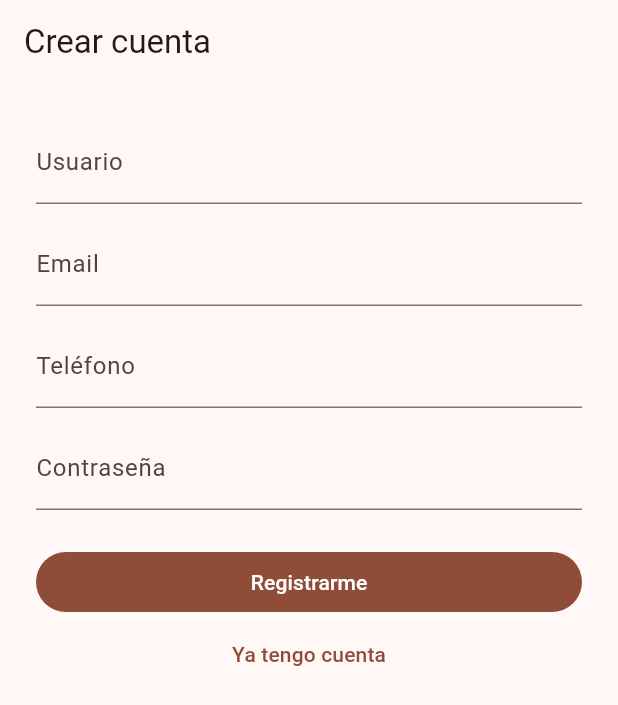
After one commit to osedhelu/DTS-flutter-customer, a Flutter app: the screen it shows after launch, after a tap on "Entrar", after a tap on "Continuar con Google", after a tap on "Crear cuenta", on a phone screen of 412 x 824 dp. The commit adds this screen. Shown: the top 705 px of the screen. Run offline on Flutter 3.47's test engine with Material 3 defaults, Android fonts, the phone set to English and light mode, and no system bars; our stand-ins replace dio, equatable, firebase_auth, firebase_core, firebase_messaging, flutter_local_notifications and 5 more; accounts and stored records are empty.

Commit message:
feat(auth): implementar registro y autenticación con Google, actualizar dependencias de Firebase

```diff
--- a/lib/core/di/providers.dart
+++ b/lib/core/di/providers.dart
@@ -1,7 +1,9 @@
 import 'package:flutter_riverpod/flutter_riverpod.dart';
 
 import '../../core/firebase/firebase_service.dart';
+import '../../features/auth/domain/usecases/google_sign_in_usecase.dart';
 import '../../features/auth/domain/usecases/login_usecase.dart';
+import '../../features/auth/domain/usecases/register_usecase.dart';
 import '../../features/cart/application/providers/cart_providers.dart';
 import '../../features/catalog/application/providers/catalog_providers.dart';
 import '../../features/checkout/domain/usecases/create_order_usecase.dart';
@@ -19,6 +21,14 @@ export 'repository_providers.dart';
 
 final loginUseCaseProvider = Provider<LoginUseCase>((ref) {
   return LoginUseCase(ref.watch(authRepositoryProvider));
+});
+
+final registerUseCaseProvider = Provider<RegisterUseCase>((ref) {
+  return RegisterUseCase(ref.watch(authRepositoryProvider));
+});
+
+final googleSignInUseCaseProvider = Provider<GoogleSignInUseCase>((ref) {
+  return GoogleSignInUseCase(ref.watch(authRepositoryProvider));
 });
 
 final authStateProvider = FutureProvider<bool>((ref) async {
--- a/lib/core/firebase/firebase_service.dart
+++ b/lib/core/firebase/firebase_service.dart
@@ -1,8 +1,8 @@
-import 'dart:async';
-
 import 'package:firebase_core/firebase_core.dart';
 import 'package:firebase_messaging/firebase_messaging.dart';
 import 'package:flutter/foundation.dart';
+
+import '../../firebase_options.dart';
 
 typedef FirebaseBackgroundHandler = Future<void> Function(RemoteMessage message);
 
@@ -23,21 +23,15 @@ class FirebaseServiceImpl implements FirebaseService {
     FirebaseMessaging? messaging,
     Future<void> Function()? initializeApp,
   })  : _messaging = messaging ?? FirebaseMessaging.instance,
-        _initializeApp = initializeApp ?? _defaultInitialize;
+        _initializeApp = initializeApp ??
+            (() async {
+              await Firebase.initializeApp(
+                options: DefaultFirebaseOptions.currentPlatform,
+              );
+            });
 
   final FirebaseMessaging _messaging;
   final Future<void> Function() _initializeApp;
-
-  static Future<void> _defaultInitialize() {
-    return Firebase.initializeApp(options: _defaultOptions);
-  }
-
-  static const FirebaseOptions _defaultOptions = FirebaseOptions(
-    apiKey: 'test-api-key',
-    appId: '1:000000000000:android:0000000000000000000000',
-    messagingSenderId: '000000000000',
-    projectId: 'dts-customer-test',
-  );
 
   @override
   Future<void> initialize() async {
--- a/lib/core/router/app_router.dart
+++ b/lib/core/router/app_router.dart
@@ -3,6 +3,7 @@ import 'package:flutter_riverpod/flutter_riverpod.dart';
 import 'package:go_router/go_router.dart';
 
 import '../../features/auth/presentation/screens/login_screen.dart';
+import '../../features/auth/presentation/screens/register_screen.dart';
 import '../../features/catalog/domain/entities/product.dart';
 import '../../features/catalog/presentation/screens/catalog_screen.dart';
 import '../../features/catalog/presentation/screens/product_detail_screen.dart';
@@ -39,14 +40,16 @@ final appRouterProvider = Provider<GoRouter>((ref) {
     redirect: (context, state) {
       final auth = ref.read(authStateProvider);
       final isLogin = state.matchedLocation == '/login';
+      final isRegister = state.matchedLocation == '/register';
+      final isAuthRoute = isLogin || isRegister;
 
       return auth.when(
         data: (isAuthenticated) {
-          if (!isAuthenticated && !isLogin) return '/login';
-          if (isAuthenticated && isLogin) return '/stores';
+          if (!isAuthenticated && !isAuthRoute) return '/login';
+          if (isAuthenticated && isAuthRoute) return '/stores';
           return null;
         },
-        loading: () => isLogin ? null : null,
+        loading: () => isAuthRoute ? null : null,
         error: (_, __) => '/login',
       );
     },
@@ -54,6 +57,10 @@ final appRouterProvider = Provider<GoRouter>((ref) {
       GoRoute(
         path: '/login',
         builder: (context, state) => const LoginScreen(),
+      ),
+      GoRoute(
+        path: '/register',
+        builder: (context, state) => const RegisterScreen(),
       ),
       GoRoute(
         path: '/stores',
--- /dev/null
+++ b/lib/features/auth/domain/usecases/google_sign_in_usecase.dart
@@ -0,0 +1,39 @@
+import 'package:firebase_auth/firebase_auth.dart';
+import 'package:google_sign_in/google_sign_in.dart';
+
+import '../entities/auth_session.dart';
+import '../repositories/auth_repository.dart';
+
+class GoogleSignInUseCase {
+  GoogleSignInUseCase(
+    this._repository, {
+    GoogleSignIn? googleSignIn,
+    FirebaseAuth? firebaseAuth,
+  })  : _googleSignIn = googleSignIn ?? GoogleSignIn(scopes: const ['email']),
+        _firebaseAuth = firebaseAuth ?? FirebaseAuth.instance;
+
+  final AuthRepository _repository;
+  final GoogleSignIn _googleSignIn;
+  final FirebaseAuth _firebaseAuth;
+
+  Future<AuthSession> call() async {
+    final account = await _googleSignIn.signIn();
+    if (account == null) {
+      throw StateError('Inicio de sesión con Google cancelado');
+    }
+
+    final googleAuth = await account.authentication;
+    final credential = GoogleAuthProvider.credential(
+      accessToken: googleAuth.accessToken,
+      idToken: googleAuth.idToken,
+    );
+
+    await _firebaseAuth.signInWithCredential(credential);
+    final idToken = await _firebaseAuth.currentUser?.getIdToken();
+    if (idToken == null || idToken.isEmpty) {
+      throw StateError('No se pudo obtener el token de Firebase');
+    }
+
+    return _repository.signInWithGoogle(idToken: idToken);
+  }
+}
--- /dev/null
+++ b/lib/features/auth/domain/usecases/register_usecase.dart
@@ -0,0 +1,31 @@
+import '../entities/auth_session.dart';
+import '../repositories/auth_repository.dart';
+
+class RegisterCustomerParams {
+  const RegisterCustomerParams({
+    required this.username,
+    required this.email,
+    required this.password,
+    required this.phone,
+  });
+
+  final String username;
+  final String email;
+  final String password;
+  final String phone;
+}
+
+class RegisterUseCase {
+  const RegisterUseCase(this._repository);
+
+  final AuthRepository _repository;
+
+  Future<AuthSession> call(RegisterCustomerParams params) {
+    return _repository.register(
+      username: params.username,
+      email: params.email,
+      password: params.password,
+      phone: params.phone,
+    );
+  }
+}
--- a/lib/features/auth/presentation/screens/login_screen.dart
+++ b/lib/features/auth/presentation/screens/login_screen.dart
@@ -3,6 +3,7 @@ import 'package:flutter_riverpod/flutter_riverpod.dart';
 import 'package:go_router/go_router.dart';
 
 import '../../../../core/di/providers.dart';
+import '../../application/post_auth_service.dart';
 
 class LoginScreen extends ConsumerStatefulWidget {
   const LoginScreen({super.key});
@@ -25,33 +26,39 @@ class _LoginScreenState extends ConsumerState<LoginScreen> {
     super.dispose();
   }
 
-  Future<void> _submit() async {
-    if (!_formKey.currentState!.validate()) return;
-
+  Future<void> _afterAuth(Future<void> Function() action) async {
     setState(() {
       _isLoading = true;
       _error = null;
     });
 
     try {
-      await ref.read(loginUseCaseProvider).call(
+      await action();
+      await ref.read(postAuthServiceProvider).complete(ref);
+    } catch (_) {
+      if (mounted) {
+        setState(() => _error = 'No se pudo iniciar sesión');
+      }
+      return;
+    } finally {
+      if (mounted) setState(() => _isLoading = false);
+    }
+
+    if (mounted) context.go('/stores');
+  }
+
+  Future<void> _submit() async {
+    if (!_formKey.currentState!.validate()) return;
+    await _afterAuth(
+      () => ref.read(loginUseCaseProvider).call(
             username: _usernameController.text.trim(),
             password: _passwordController.text,
-          );
-      ref.invalidate(authStateProvider);
-    } catch (_) {
-      if (mounted) {
-        setState(() {
-          _error = 'Credenciales inválidas';
-          _isLoading = false;
-        });
-      }
-      return;
-    }
+          ),
+    );
+  }
 
-    if (!mounted) return;
-    context.go('/stores');
-    setState(() => _isLoading = false);
+  Future<void> _signInWithGoogle() async {
+    await _afterAuth(() => ref.read(googleSignInUseCaseProvider).call());
   }
 
   @override
@@ -83,7 +90,10 @@ class _LoginScreenState extends ConsumerState<LoginScreen> {
               ),
               if (_error != null) ...[
                 const SizedBox(height: 12),
-                Text(_error!, style: TextStyle(color: Theme.of(context).colorScheme.error)),
+                Text(
+                  _error!,
+                  style: TextStyle(color: Theme.of(context).colorScheme.error),
+                ),
               ],
               const SizedBox(height: 24),
               FilledButton(
@@ -97,6 +107,17 @@ class _LoginScreenState extends ConsumerState<LoginScreen> {
                       )
                     : const Text('Entrar'),
               ),
+              const SizedBox(height: 12),
+              OutlinedButton.icon(
+                key: const Key('login_google'),
+                onPressed: _isLoading ? null : _signInWithGoogle,
+                icon: const Icon(Icons.login),
+                label: const Text('Continuar con Google'),
+              ),
+              TextButton(
+                onPressed: () => context.go('/register'),
+                child: const Text('Crear cuenta'),
+              ),
             ],
           ),
         ),
--- /dev/null
+++ b/lib/features/auth/presentation/screens/register_screen.dart
@@ -0,0 +1,136 @@
+import 'package:flutter/material.dart';
+import 'package:flutter_riverpod/flutter_riverpod.dart';
+import 'package:go_router/go_router.dart';
+
+import '../../../../core/di/providers.dart';
+import '../../application/post_auth_service.dart';
+import '../../domain/usecases/register_usecase.dart';
+
+class RegisterScreen extends ConsumerStatefulWidget {
+  const RegisterScreen({super.key});
+
+  @override
+  ConsumerState<RegisterScreen> createState() => _RegisterScreenState();
+}
+
+class _RegisterScreenState extends ConsumerState<RegisterScreen> {
+  final _formKey = GlobalKey<FormState>();
+  final _usernameController = TextEditingController();
+  final _emailController = TextEditingController();
+  final _phoneController = TextEditingController();
+  final _passwordController = TextEditingController();
+  bool _isLoading = false;
+  String? _error;
+
+  @override
+  void dispose() {
+    _usernameController.dispose();
+    _emailController.dispose();
+    _phoneController.dispose();
+    _passwordController.dispose();
+    super.dispose();
+  }
+
+  Future<void> _submit() async {
+    if (!_formKey.currentState!.validate()) return;
+
+    setState(() {
+      _isLoading = true;
+      _error = null;
+    });
+
+    try {
+      await ref.read(registerUseCaseProvider).call(
+            RegisterCustomerParams(
+              username: _usernameController.text.trim(),
+              email: _emailController.text.trim(),
+              password: _passwordController.text,
+              phone: _phoneController.text.trim(),
+            ),
+          );
+      await ref.read(postAuthServiceProvider).complete(ref);
+    } catch (_) {
+      if (mounted) {
+        setState(() => _error = 'No se pudo crear la cuenta');
+      }
+      return;
+    } finally {
+      if (mounted) setState(() => _isLoading = false);
+    }
+
+    if (mounted) context.go('/stores');
+  }
+
+  @override
+  Widget build(BuildContext context) {
+    return Scaffold(
+      appBar: AppBar(title: const Text('Crear cuenta')),
+      body: Padding(
+        padding: const EdgeInsets.all(24),
+        child: Form(
+          key: _formKey,
+          child: ListView(
+            children: [
+              TextFormField(
+                key: const Key('register_username'),
+                controller: _usernameController,
+                decoration: const InputDecoration(labelText: 'Usuario'),
+                validator: (v) => v == null || v.isEmpty ? 'Requerido' : null,
+              ),
+              const SizedBox(height: 12),
+              TextFormField(
+                key: const Key('register_email'),
+                controller: _emailController,
+                keyboardType: TextInputType.emailAddress,
+                decoration: const InputDecoration(labelText: 'Email'),
+                validator: (v) => v == null || v.isEmpty ? 'Requerido' : null,
+              ),
+              const SizedBox(height: 12),
+              TextFormField(
+                key: const Key('register_phone'),
+                controller: _phoneController,
+                decoration: const InputDecoration(
+                  labelText: 'Teléfono',
+                  hintText: '+573001234567',
+                ),
+                validator: (v) => v == null || v.isEmpty ? 'Requerido' : null,
+              ),
+              const SizedBox(height: 12),
+              TextFormField(
+                key: const Key('register_password'),
+                controller: _passwordController,
+                obscureText: true,
+                decoration: const InputDecoration(labelText: 'Contraseña'),
+                validator: (v) =>
+                    v == null || v.length < 8 ? 'Mínimo 8 caracteres' : null,
+              ),
+              if (_error != null) ...[
+                const SizedBox(height: 12),
+                Text(
+                  _error!,
+                  style: TextStyle(color: Theme.of(context).colorScheme.error),
+                ),
+              ],
+              const SizedBox(height: 24),
+              FilledButton(
+                key: const Key('register_submit'),
+                onPressed: _isLoading ? null : _submit,
+                child: _isLoading
+                    ? const SizedBox(
+                        width: 20,
+                        height: 20,
+                        child: CircularProgressIndicator(strokeWidth: 2),
+                      )
+                    : const Text('Registrarme'),
+              ),
+              TextButton(
+                onPressed: () => context.go('/login'),
+                child: const Text('Ya tengo cuenta'),
+              ),
+            ],
+          ),
+        ),
+      ),
+    );
+  }
+}
--- a/lib/main.dart
+++ b/lib/main.dart
@@ -1,18 +1,60 @@
+import 'package:firebase_core/firebase_core.dart';
+import 'package:firebase_messaging/firebase_messaging.dart';
+import 'package:flutter/foundation.dart';
 import 'package:flutter/material.dart';
 import 'package:flutter_riverpod/flutter_riverpod.dart';
 
 import 'core/di/providers.dart';
+import 'core/firebase/firebase_background_handler.dart';
 import 'core/router/app_router.dart';
+import 'features/notifications/application/push_notification_handler.dart';
+import 'firebase_options.dart';
 
-void main() {
+Future<void> main() async {
+  WidgetsFlutterBinding.ensureInitialized();
+
+  if (!kIsWeb) {
+    await Firebase.initializeApp(
+      options: DefaultFirebaseOptions.currentPlatform,
+    );
+    FirebaseMessaging.onBackgroundMessage(firebaseMessagingBackgroundHandler);
+  }
+
   runApp(const ProviderScope(child: DtsCustomerApp()));
 }
 
-class DtsCustomerApp extends ConsumerWidget {
+class DtsCustomerApp extends ConsumerStatefulWidget {
   const DtsCustomerApp({super.key});
 
   @override
-  Widget build(BuildContext context, WidgetRef ref) {
+  ConsumerState<DtsCustomerApp> createState() => _DtsCustomerAppState();
+}
+
+class _DtsCustomerAppState extends ConsumerState<DtsCustomerApp> {
+  @override
+  void initState() {
+    super.initState();
+    Future.microtask(_bootstrapPush);
+  }
+
+  Future<void> _bootstrapPush() async {
+    if (kIsWeb) return;
+
+    final firebaseService = ref.read(firebaseServiceProvider);
+    await firebaseService.initialize();
+
+    final handler = ref.read(pushNotificationHandlerProvider);
+    await handler.initialize();
+
+    if (!mounted) return;
+    attachPushNavigation(
+      handler: handler,
+      router: ref.read(appRouterProvider),
+    );
+  }
+
+  @override
+  Widget build(BuildContext context) {
     final router = ref.watch(appRouterProvider);
 
     return MaterialApp.router(
--- a/pubspec.yaml
+++ b/pubspec.yaml
@@ -17,8 +17,10 @@ dependencies:
   flutter_secure_storage: ^9.2.2
   equatable: ^2.0.5
   firebase_core: ^3.8.1
+  firebase_auth: ^5.3.4
   firebase_messaging: ^15.1.6
   flutter_local_notifications: ^18.0.1
+  google_sign_in: ^6.2.2
 
 dev_dependencies:
   flutter_test:
```
Also changed, not shown: lib/core/firebase/firebase_background_handler.dart (added, +13 -0 lines), lib/features/auth/application/post_auth_service.dart (added, +52 -0 lines), lib/features/auth/domain/repositories/auth_repository.dart (+10 -0 lines), lib/features/auth/infrastructure/datasources/auth_remote_datasource.dart (+27 -0 lines), lib/features/auth/infrastructure/repositories/auth_repository_impl.dart (+27 -0 lines), lib/firebase_options.dart (added), pubspec.lock, 8 other files.
